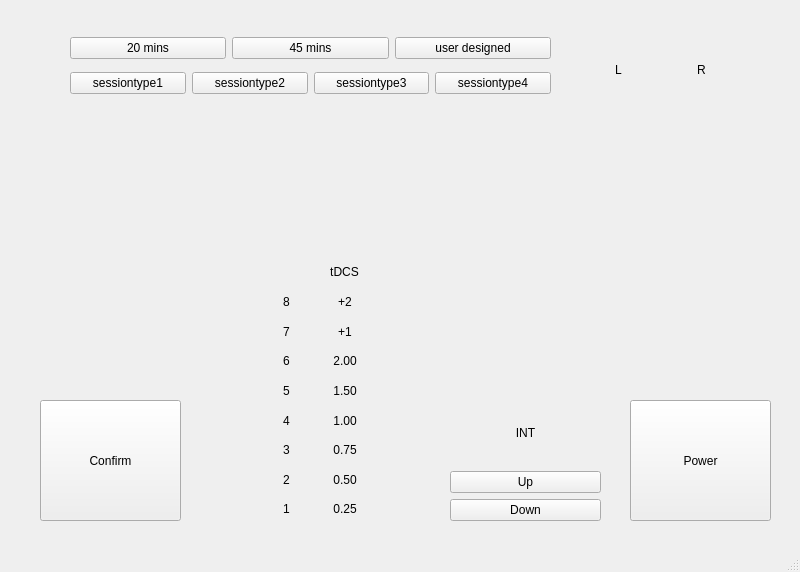
C-C-Shen/Oasis-Pro-Device-Simulation, file oasisProSimulation/mainwindow.ui: the form before one commit.
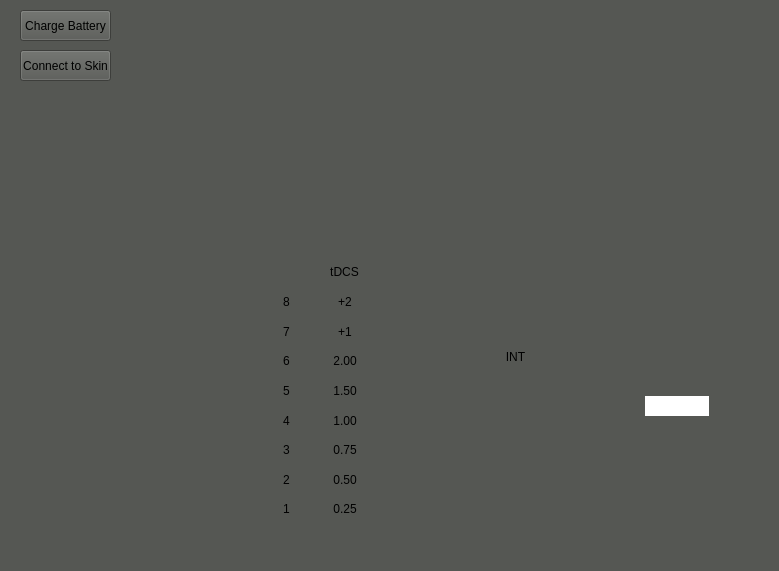
The form after the commit. Icons and pictures are not drawn.

```diff
--- a/oasisProSimulation/mainwindow.ui
+++ b/oasisProSimulation/mainwindow.ui
@@ -6,34 +6,24 @@
    <rect>
     <x>0</x>
     <y>0</y>
-    <width>800</width>
-    <height>572</height>
+    <width>779</width>
+    <height>571</height>
    </rect>
   </property>
   <property name="windowTitle">
    <string>MainWindow</string>
   </property>
+  <property name="styleSheet">
+   <string notr="true">background: rgb(85, 87, 83);</string>
+  </property>
   <widget class="QWidget" name="centralwidget">
-   <widget class="QPushButton" name="powerButton">
-    <property name="geometry">
-     <rect>
-      <x>630</x>
-      <y>400</y>
-      <width>141</width>
-      <height>121</height>
-     </rect>
-    </property>
-    <property name="text">
-     <string>Power</string>
-    </property>
-   </widget>
    <widget class="QWidget" name="verticalLayoutWidget">
     <property name="geometry">
      <rect>
-      <x>450</x>
-      <y>400</y>
+      <x>440</x>
+      <y>230</y>
       <width>151</width>
-      <height>121</height>
+      <height>293</height>
      </rect>
     </property>
     <layout class="QVBoxLayout" name="intensityButtons">
@@ -49,15 +39,48 @@
      </item>
      <item>
       <widget class="QPushButton" name="upButton">
+       <property name="styleSheet">
+        <string notr="true">border: none;
+border-radius: 25px;</string>
+       </property>
        <property name="text">
-        <string>Up</string>
+        <string/>
+       </property>
+       <property name="icon">
+        <iconset>
+         <normalon>:/icons/up.png</normalon>
+        </iconset>
+       </property>
+       <property name="iconSize">
+        <size>
+         <width>128</width>
+         <height>128</height>
+        </size>
+       </property>
+       <property name="checkable">
+        <bool>false</bool>
        </property>
       </widget>
      </item>
      <item>
       <widget class="QPushButton" name="downButton">
+       <property name="styleSheet">
+        <string notr="true">border: none;
+border-radius: 25px;</string>
+       </property>
        <property name="text">
-        <string>Down</string>
+        <string/>
+       </property>
+       <property name="icon">
+        <iconset>
+         <normalon>:/icons/down.png</normalon>
+        </iconset>
+       </property>
+       <property name="iconSize">
+        <size>
+         <width>128</width>
+         <height>128</height>
+        </size>
        </property>
       </widget>
      </item>
@@ -67,45 +90,87 @@
     <property name="geometry">
      <rect>
       <x>40</x>
-      <y>400</y>
-      <width>141</width>
-      <height>121</height>
+      <y>390</y>
+      <width>128</width>
+      <height>128</height>
      </rect>
     </property>
+    <property name="styleSheet">
+     <string notr="true">border: none;
+border-radius: 25px;</string>
+    </property>
     <property name="text">
-     <string>Confirm</string>
+     <string/>
+    </property>
+    <property name="icon">
+     <iconset>
+      <normalon>:/icons/confirm.png</normalon>
+     </iconset>
+    </property>
+    <property name="iconSize">
+     <size>
+      <width>128</width>
+      <height>128</height>
+     </size>
+    </property>
+    <property name="checkable">
+     <bool>false</bool>
     </property>
    </widget>
    <widget class="QWidget" name="verticalLayoutWidget_2">
     <property name="geometry">
      <rect>
-      <x>70</x>
-      <y>30</y>
-      <width>481</width>
-      <height>71</height>
+      <x>160</x>
+      <y>10</y>
+      <width>278</width>
+      <height>151</height>
      </rect>
     </property>
     <layout class="QVBoxLayout" name="verticalLayout">
      <item>
       <layout class="QHBoxLayout" name="timeSelection">
        <item>
-        <widget class="QPushButton" name="sessionLength20">
+        <widget class="QLabel" name="sessionLength20">
+         <property name="maximumSize">
+          <size>
+           <width>64</width>
+           <height>64</height>
+          </size>
+         </property>
          <property name="text">
-          <string>20 mins</string>
+          <string/>
          </property>
         </widget>
        </item>
        <item>
-        <widget class="QPushButton" name="sessionLength45">
+        <widget class="QLabel" name="sessionLength45">
+         <property name="maximumSize">
+          <size>
+           <width>64</width>
+           <height>64</height>
+          </size>
+         </property>
          <property name="text">
-          <string>45 mins</string>
+          <string/>
          </property>
         </widget>
        </item>
        <item>
-        <widget class="QPushButton" name="sessionLengthCustom">
+        <widget class="QLabel" name="sessionLengthCustom">
+         <property name="maximumSize">
+          <size>
+           <width>64</width>
+           <height>64</height>
+          </size>
+         </property>
          <property name="text">
-          <string>user designed</string>
+          <string/>
+         </property>
+         <property name="pixmap">
+          <pixmap resource="resources/images.qrc">:/icons/userdesigned_off.png</pixmap>
+         </property>
+         <property name="scaledContents">
+          <bool>true</bool>
          </property>
         </widget>
        </item>
@@ -114,30 +179,60 @@
      <item>
       <layout class="QHBoxLayout" name="sesstionType">
        <item>
-        <widget class="QPushButton" name="sessionType1">
+        <widget class="QLabel" name="sessionSubDelta">
+         <property name="maximumSize">
+          <size>
+           <width>64</width>
+           <height>64</height>
+          </size>
+         </property>
          <property name="text">
-          <string>sessiontype1</string>
+          <string/>
          </property>
         </widget>
        </item>
        <item>
-        <widget class="QPushButton" name="sessionType2">
+        <widget class="QLabel" name="sessionDelta">
+         <property name="maximumSize">
+          <size>
+           <width>64</width>
+           <height>64</height>
+          </size>
+         </property>
          <property name="text">
-          <string>sessiontype2</string>
+          <string/>
          </property>
         </widget>
        </item>
        <item>
-        <widget class="QPushButton" name="sessionType3">
+        <widget class="QLabel" name="sessionTheta">
+         <property name="maximumSize">
+          <size>
+           <width>64</width>
+           <height>64</height>
+          </size>
+         </property>
          <property name="text">
-          <string>sessiontype3</string>
+          <string/>
          </property>
         </widget>
        </item>
        <item>
-        <widget class="QPushButton" name="sessionType4">
+        <widget class="QLabel" name="sessionAlpha">
+         <property name="maximumSize">
+          <size>
+           <width>64</width>
+           <height>64</height>
+          </size>
+         </property>
          <property name="text">
-          <string>sessiontype4</string>
+          <string/>
+         </property>
+         <property name="pixmap">
+          <pixmap resource="resources/images.qrc">:/icons/alpha_off.png</pixmap>
+         </property>
+         <property name="scaledContents">
+          <bool>true</bool>
          </property>
         </widget>
        </item>
@@ -145,38 +240,6 @@
      </item>
     </layout>
    </widget>
-   <widget class="QWidget" name="horizontalLayoutWidget_3">
-    <property name="geometry">
-     <rect>
-      <x>580</x>
-      <y>30</y>
-      <width>160</width>
-      <height>80</height>
-     </rect>
-    </property>
-    <layout class="QHBoxLayout" name="cesModeLightsLayout">
-     <item>
-      <widget class="QLabel" name="cesLeftLabel">
-       <property name="text">
-        <string>L</string>
-       </property>
-       <property name="alignment">
-        <set>Qt::AlignCenter</set>
-       </property>
-      </widget>
-     </item>
-     <item>
-      <widget class="QLabel" name="cesRightLabel">
-       <property name="text">
-        <string>R</string>
-       </property>
-       <property name="alignment">
-        <set>Qt::AlignCenter</set>
-       </property>
-      </widget>
-     </item>
-    </layout>
-   </widget>
    <widget class="QWidget" name="horizontalLayoutWidget_4">
     <property name="geometry">
      <rect>
@@ -373,6 +436,201 @@
      <set>Qt::AlignCenter</set>
     </property>
    </widget>
+   <widget class="QPushButton" name="chargeBatteryButton">
+    <property name="geometry">
+     <rect>
+      <x>20</x>
+      <y>10</y>
+      <width>91</width>
+      <height>31</height>
+     </rect>
+    </property>
+    <property name="text">
+     <string>Charge Battery</string>
+    </property>
+   </widget>
+   <widget class="QPushButton" name="connectToSkinButton">
+    <property name="geometry">
+     <rect>
+      <x>20</x>
+      <y>50</y>
+      <width>91</width>
+      <height>31</height>
+     </rect>
+    </property>
+    <property name="text">
+     <string>Connect to Skin</string>
+    </property>
+   </widget>
+   <widget class="QWidget" name="verticalLayoutWidget_3">
+    <property name="geometry">
+     <rect>
+      <x>510</x>
+      <y>10</y>
+      <width>210</width>
+      <height>212</height>
+     </rect>
+    </property>
+    <layout class="QVBoxLayout" name="cesLayout">
+     <item>
+      <layout class="QHBoxLayout" name="cesLabels">
+       <item>
+        <widget class="QLabel" name="cesShortLabel">
+         <property name="maximumSize">
+          <size>
+           <width>100</width>
+           <height>100</height>
+          </size>
+         </property>
+         <property name="text">
+          <string/>
+         </property>
+         <property name="pixmap">
+          <pixmap resource="resources/images.qrc">:/icons/shortCES_off.png</pixmap>
+         </property>
+         <property name="scaledContents">
+          <bool>true</bool>
+         </property>
+        </widget>
+       </item>
+       <item>
+        <widget class="QLabel" name="cesDutyLabel">
+         <property name="maximumSize">
+          <size>
+           <width>100</width>
+           <height>100</height>
+          </size>
+         </property>
+         <property name="text">
+          <string/>
+         </property>
+         <property name="pixmap">
+          <pixmap resource="resources/images.qrc">:/icons/dutyCES_off.png</pixmap>
+         </property>
+         <property name="scaledContents">
+          <bool>true</bool>
+         </property>
+        </widget>
+       </item>
+      </layout>
+     </item>
+     <item>
+      <layout class="QHBoxLayout" name="cesLeftRight">
+       <item>
+        <widget class="QLabel" name="cesLeftLabel">
+         <property name="maximumSize">
+          <size>
+           <width>100</width>
+           <height>100</height>
+          </size>
+         </property>
+         <property name="text">
+          <string/>
+         </property>
+         <property name="pixmap">
+          <pixmap resource="resources/images.qrc">:/icons/L_off.png</pixmap>
+         </property>
+         <property name="scaledContents">
+          <bool>true</bool>
+         </property>
+        </widget>
+       </item>
+       <item>
+        <widget class="QLabel" name="cesRightLabel">
+         <property name="maximumSize">
+          <size>
+           <width>100</width>
+           <height>100</height>
+          </size>
+         </property>
+         <property name="text">
+          <string/>
+         </property>
+         <property name="pixmap">
+          <pixmap resource="resources/images.qrc">:/icons/R_off.png</pixmap>
+         </property>
+         <property name="scaledContents">
+          <bool>true</bool>
+         </property>
+        </widget>
+       </item>
+      </layout>
+     </item>
+    </layout>
+   </widget>
+   <widget class="QWidget" name="verticalLayoutWidget_4">
+    <property name="geometry">
+     <rect>
+      <x>610</x>
+      <y>350</y>
+      <width>134</width>
+      <height>179</height>
+     </rect>
+    </property>
+    <layout class="QVBoxLayout" name="powerButtonLed">
+     <item>
+      <spacer name="horizontalSpacer">
+       <property name="orientation">
+        <enum>Qt::Horizontal</enum>
+       </property>
+       <property name="sizeType">
+        <enum>QSizePolicy::Fixed</enum>
+       </property>
+       <property name="sizeHint" stdset="0">
+        <size>
+         <width>0</width>
+         <height>0</height>
+        </size>
+       </property>
+      </spacer>
+     </item>
+     <item>
+      <layout class="QHBoxLayout" name="horizontalLayout_2">
+       <item>
+        <widget class="QLabel" name="ledLabel">
+         <property name="maximumSize">
+          <size>
+           <width>64</width>
+           <height>20</height>
+          </size>
+         </property>
+         <property name="styleSheet">
+          <string notr="true">background: white;</string>
+         </property>
+         <property name="text">
+          <string/>
+         </property>
+         <property name="alignment">
+          <set>Qt::AlignCenter</set>
+         </property>
+        </widget>
+       </item>
+      </layout>
+     </item>
+     <item>
+      <widget class="QPushButton" name="powerButton">
+       <property name="styleSheet">
+        <string notr="true">border: none;
+border-radius: 25px;</string>
+       </property>
+       <property name="text">
+        <string/>
+       </property>
+       <property name="icon">
+        <iconset>
+         <normalon>:/icons/power.png</normalon>
+        </iconset>
+       </property>
+       <property name="iconSize">
+        <size>
+         <width>128</width>
+         <height>128</height>
+        </size>
+       </property>
+      </widget>
+     </item>
+    </layout>
+   </widget>
   </widget>
   <widget class="QStatusBar" name="statusbar"/>
  </widget>
```
Left out of the diff: 36 changed lines with no effect on the pictures.
